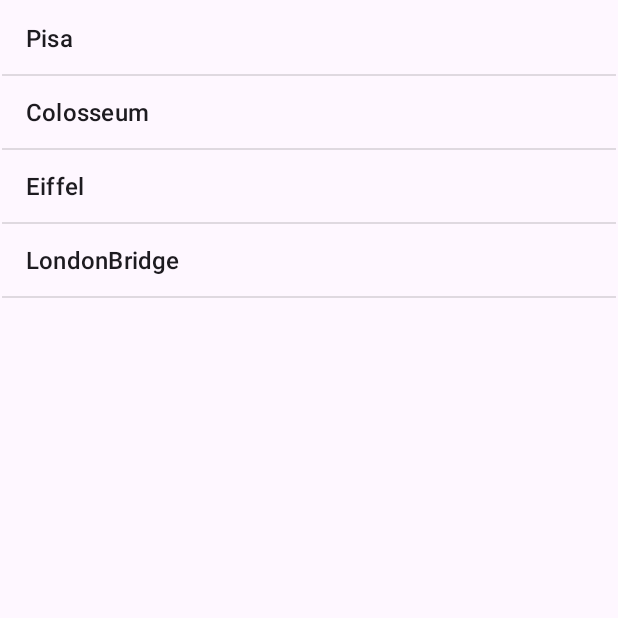
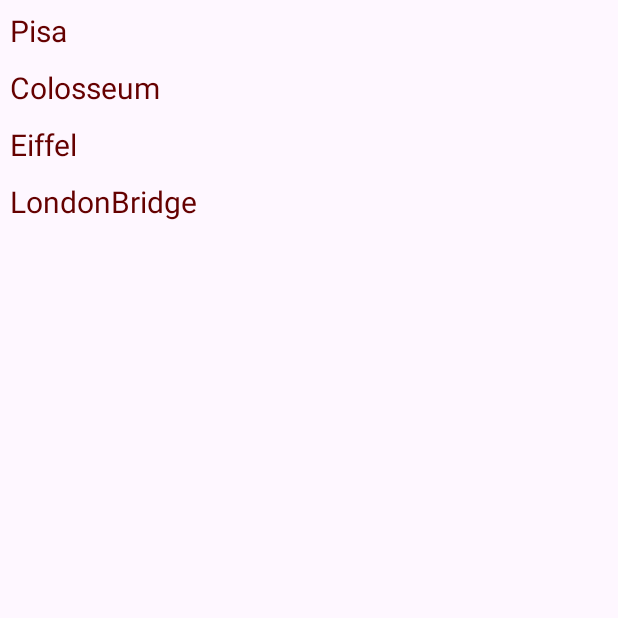
Before and after one commit to bengisusaahin/LandmarkBookK, an Android app: the screen it shows after launch (MainActivity), on a phone screen of 412 x 824 dp, the top half of it. Run offline under Robolectric (Android 15) with nearby library versions, the phone set to English and light mode, and no system bars.

Commit message:
RecyclerView

```diff
--- /dev/null
+++ b/app/src/main/java/com/bengisusahin/landmarkbookk/LandmarkAdapter.kt
@@ -0,0 +1,29 @@
+package com.bengisusahin.landmarkbookk
+
+import android.view.LayoutInflater
+import android.view.View
+import android.view.ViewGroup
+import androidx.recyclerview.widget.RecyclerView
+import com.bengisusahin.landmarkbookk.databinding.ActivityDetailsBinding
+import com.bengisusahin.landmarkbookk.databinding.RecyclerRowBinding
+
+class LandmarkAdapter(val landmarkList: ArrayList<Landmark>) : RecyclerView.Adapter<LandmarkAdapter.LandmarkHolder>() {
+
+    class LandmarkHolder(val  binding: RecyclerRowBinding) : RecyclerView.ViewHolder(binding.root){
+
+    }
+
+    override fun onCreateViewHolder(parent: ViewGroup, viewType: Int): LandmarkHolder {
+        //activity içinde değiliz fragment içinde değiliz ama parent yani recyclerview in nereye bağlanacağı veriliyor
+        val binding = RecyclerRowBinding.inflate(LayoutInflater.from(parent.context),parent,false)
+        return LandmarkHolder(binding)
+    }
+
+    override fun getItemCount(): Int {
+        return landmarkList.size
+    }
+
+    override fun onBindViewHolder(holder: LandmarkHolder, position: Int) {
+        holder.binding.recyclerViewTextView.text = landmarkList.get(position).name
+    }
+}
--- a/app/src/main/java/com/bengisusahin/landmarkbookk/MainActivity.kt
+++ b/app/src/main/java/com/bengisusahin/landmarkbookk/MainActivity.kt
@@ -5,6 +5,7 @@ import android.os.Bundle
 import android.content.Intent
 import android.widget.AdapterView
 import android.widget.ArrayAdapter
+import androidx.recyclerview.widget.LinearLayoutManager
 import com.bengisusahin.landmarkbookk.databinding.ActivityDetailsBinding
 import com.bengisusahin.landmarkbookk.databinding.ActivityMainBinding
 
@@ -29,7 +30,11 @@ class MainActivity : AppCompatActivity() {
         landmarkList.add(eiffel)
         landmarkList.add(londonBridge)
 
-        //Adapter : Amacı Layout & Data yı birlestirmek
+        binding.recyclerView.layoutManager = LinearLayoutManager(this)
+        val landmarkAdapter = LandmarkAdapter(landmarkList)
+        binding.recyclerView.adapter = landmarkAdapter
+    // Landmark adapterde position ı size ı alabilmek icin class isminin yanına (val landmarkList: ArrayList<Landmark>) ekledik
+      /*  //Adapter : Amacı Layout & Data yı birlestirmek
 
         //Mapping
         val adapter = ArrayAdapter(this, android.R.layout.simple_list_item_1,
@@ -45,5 +50,7 @@ class MainActivity : AppCompatActivity() {
             //landmarkList.get(position)
             startActivity(intent)
         }
+
+       */
     }
 }
--- a/app/src/main/res/layout/activity_main.xml
+++ b/app/src/main/res/layout/activity_main.xml
@@ -6,8 +6,8 @@
     android:layout_height="match_parent"
     tools:context=".MainActivity">
 
-    <ListView
-        android:id="@+id/listView"
+    <androidx.recyclerview.widget.RecyclerView
+        android:id="@+id/recyclerView"
         android:layout_width="match_parent"
         android:layout_height="match_parent"
         android:layout_marginStart="1dp"
--- /dev/null
+++ b/app/src/main/res/layout/recycler_row.xml
@@ -0,0 +1,18 @@
+<?xml version="1.0" encoding="utf-8"?>
+<LinearLayout
+    xmlns:android="http://schemas.android.com/apk/res/android"
+    android:layout_width="match_parent"
+    android:layout_height="wrap_content">
+
+    <TextView
+        android:id="@+id/recyclerViewTextView"
+        android:layout_width="match_parent"
+        android:layout_height="wrap_content"
+        android:text="Test"
+        android:textSize="20sp"
+        android:layout_margin="5dp"
+        android:textColor="#650000"
+        >
+
+    </TextView>
+</LinearLayout>
```
